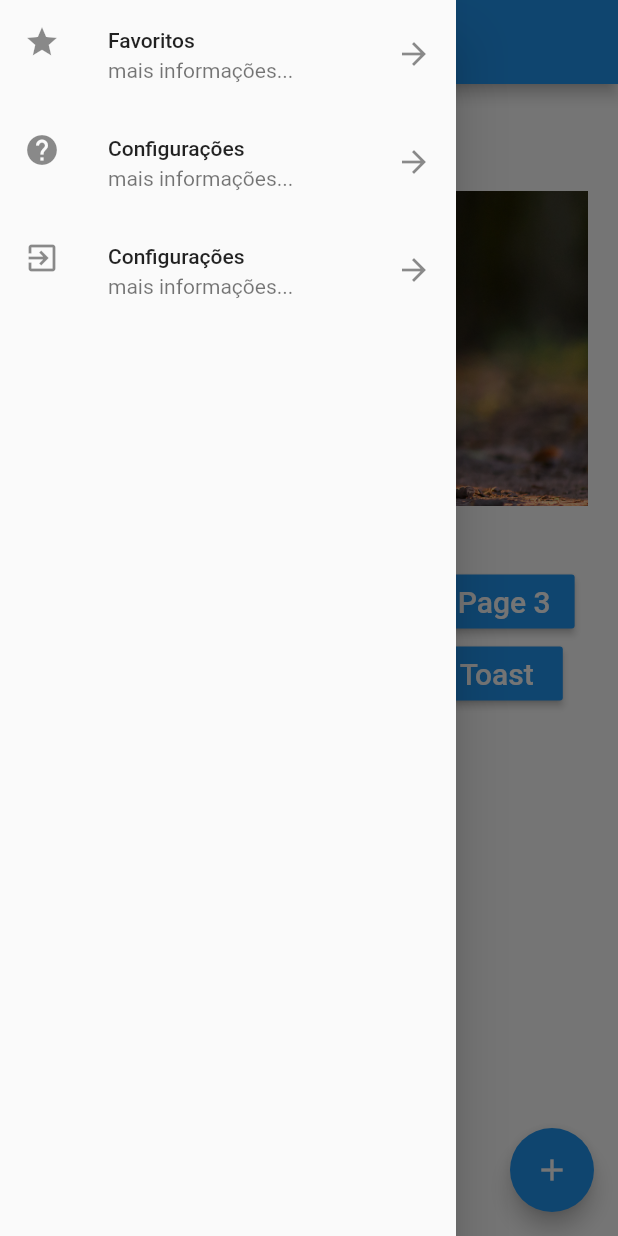
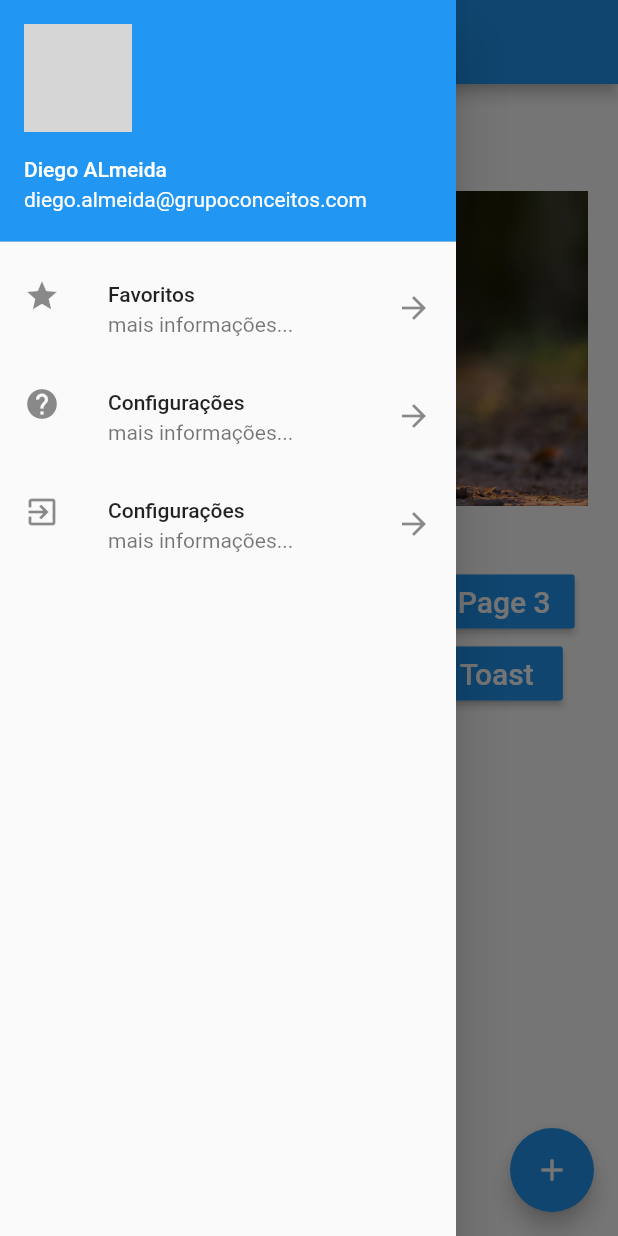
Before and after one commit to DiegoAlmeidaProject/hello_dog, a Flutter app: the screen it shows after launch, with the side drawer open, on a phone screen of 412 x 824 dp. Run offline on Flutter 3.47's test engine with Material 2 defaults, Android fonts, the phone set to English and light mode, and no system bars; our stand-ins replace fluttertoast; network calls fail; grey boxes are pictures that could not be loaded.

Commit message:
Creating UserAcountsDrawerHeader

```diff
--- a/lib/drawer_list.dart
+++ b/lib/drawer_list.dart
@@ -6,6 +6,15 @@ class DrawerList extends StatelessWidget {
     return Drawer(
       child: ListView(
         children: <Widget> [
+          UserAccountsDrawerHeader(
+              accountName: Text("Diego ALmeida"),
+              accountEmail: Text("diego.almeida@grupoconceitos.com"),
+            currentAccountPicture: CircleAvatar(
+              backgroundImage: NetworkImage(
+                "https://w7.pngwing.com/pngs/340/946/png-transparent-avatar-user-computer-icons-software-developer-avatar-child-face-heroes-thumbnail.png",
+              ),
+            ),
+          ),
           ListTile(
             leading: Icon(Icons.star),
             title: Text("Favoritos"),
```
